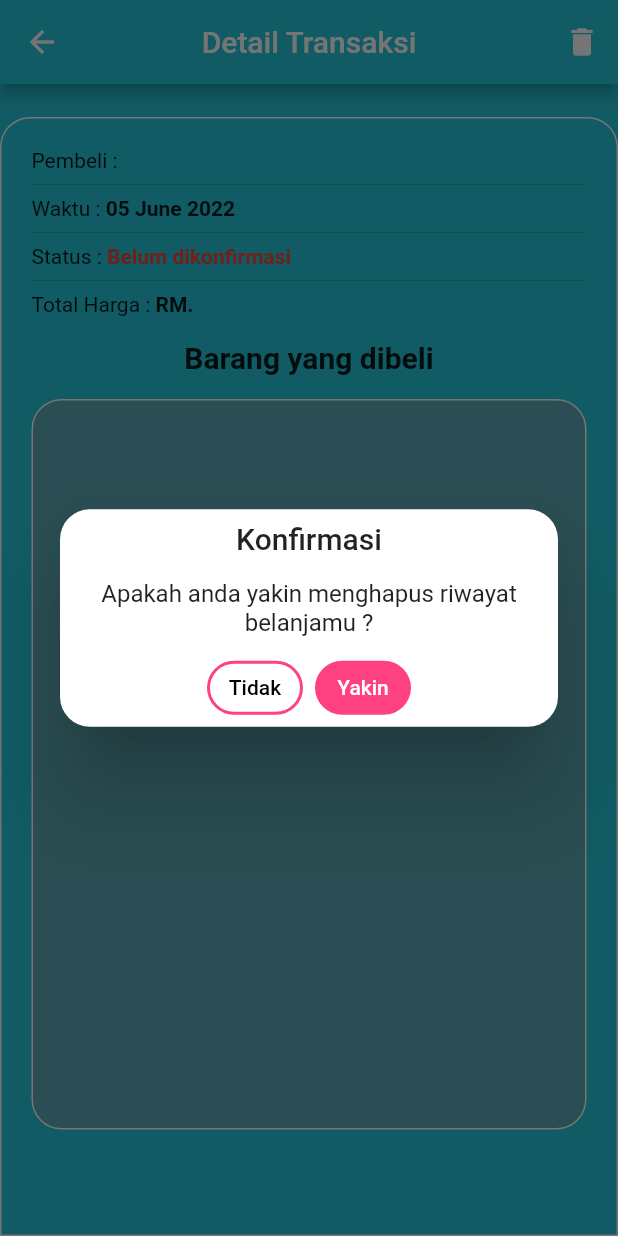
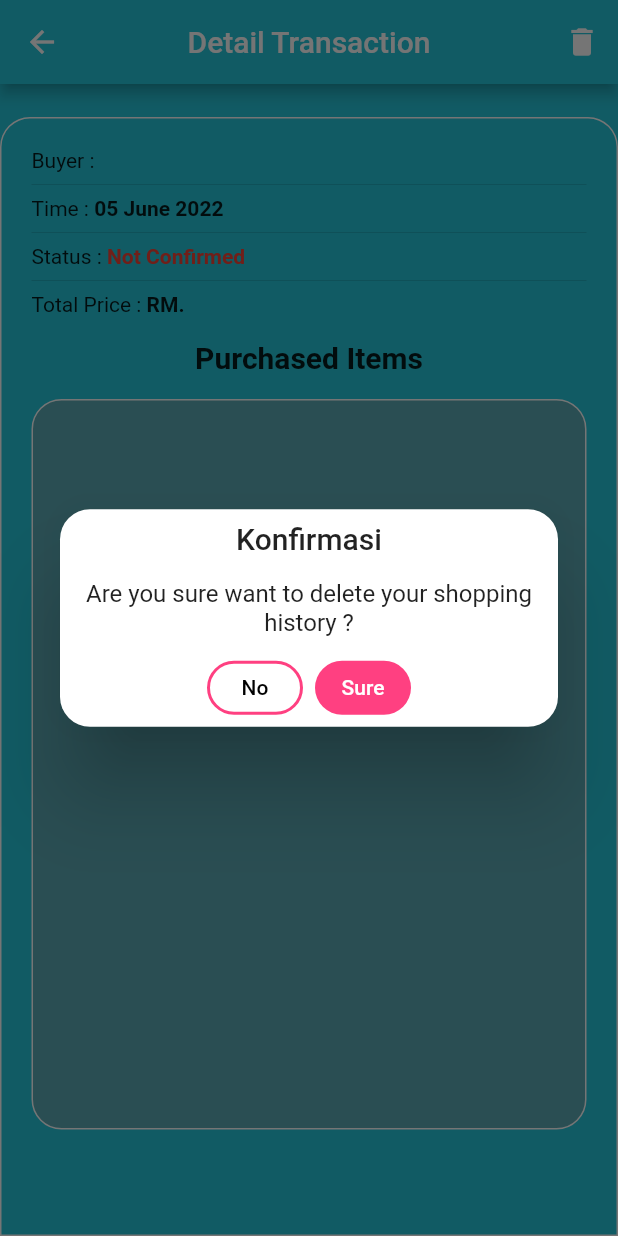
Before and after one commit to Hennoshin/gopharma, a Flutter app: the DetailHistoryTabPage screen opened directly with empty values, after a tap on the "delete" icon, on a phone screen of 412 x 824 dp. Run offline on Flutter 3.47's test engine with Material 2 defaults, Android fonts, the phone set to English and light mode, and no system bars; our stand-ins replace cloud_firestore, equatable, firebase_auth, firebase_core, firebase_storage, get and 2 more; accounts and stored records are empty.

Commit message:
sprint 3 update

```diff
--- a/lib/screens/admin/controller/konfirmasi_pembelian_controller.dart
+++ b/lib/screens/admin/controller/konfirmasi_pembelian_controller.dart
@@ -23,12 +23,12 @@ class KonfirmasiPembelianController extends GetxController{
           return false;
         },
         barrierDismissible: false,
-        title: 'Berhasil',
+        title: 'Success',
         buttonColor: Colors.pinkAccent,
         confirmTextColor: Colors.white,
         middleText:
-        "Pembayaran telah dikonfirmasi",
-        textConfirm: "Lanjutkan",
+        "Payment has been confirmed",
+        textConfirm: "Continue",
         onConfirm: () {
           Get.back();
           Get.back();
@@ -41,8 +41,8 @@ class KonfirmasiPembelianController extends GetxController{
           backgroundColor: Colors.red,
           title: 'Gagal',
           middleText:
-        "Pembayaran gagal dikonfirmasi, error $error",
-        textConfirm: "Mengerti",
+          "Payment failed to confirmed, error $error",
+          textConfirm: "Understand",
           buttonColor: Colors.pinkAccent.shade400,
           confirmTextColor: Colors.white
       );
--- a/lib/screens/admin/detail_riwayat_transaksi_page.dart
+++ b/lib/screens/admin/detail_riwayat_transaksi_page.dart
@@ -26,7 +26,7 @@ class _DetailRiwayatTransaksiPageState extends State<DetailRiwayatTransaksiPage>
         iconTheme: IconThemeData(color: Colors.white),
         backgroundColor: Colors.pink.shade400,
         title: const Text(
-          'Detail Transaksi',
+          'Detail Transaction',
         ),
         centerTitle: true,
         actions: [
@@ -34,9 +34,9 @@ class _DetailRiwayatTransaksiPageState extends State<DetailRiwayatTransaksiPage>
               onPressed: () {
                 Get.defaultDialog(
                     middleText:
-                    "Apakah anda yakin menghapus riwayat transaksi ?",
-                    textConfirm: "Yakin",
-                    textCancel: "Tidak",
+                    "Are you sure want to delete history transaction ?",
+                    textConfirm: "Sure",
+                    textCancel: "No",
                     title: 'Konfirmasi',
                     buttonColor: Colors.pinkAccent,
                     confirmTextColor: Colors.white,
@@ -63,7 +63,7 @@ class _DetailRiwayatTransaksiPageState extends State<DetailRiwayatTransaksiPage>
             Row(
               children: [
                 const Text(
-                  "Pembeli : ",
+                  "Buyer : ",
                 ),
                 Text(
                   "${widget.transaksi['pembeli']['nama'] == '' ? widget.transaksi['pembeli']['email'] : widget.transaksi['pembeli']['nama']}",
@@ -75,7 +75,7 @@ class _DetailRiwayatTransaksiPageState extends State<DetailRiwayatTransaksiPage>
             Row(
               children: [
                 const Text(
-                  "Waktu : ",
+                  "Time : ",
                 ),
                 Text(
                   DateFormat('dd MMMM yyyy')
@@ -92,8 +92,8 @@ class _DetailRiwayatTransaksiPageState extends State<DetailRiwayatTransaksiPage>
                 ),
                 Text(
                   widget.transaksi['konfirmasi'] == true
-                      ? 'Sudah dikonfirmasi'
-                      : 'Belum dikonfirmasi',
+                      ? 'Confirmed'
+                      : 'Not Confirmed',
                   style: TextStyle(
                       fontWeight: FontWeight.bold,
                       color: widget.transaksi['konfirmasi'] == true
@@ -106,7 +106,7 @@ class _DetailRiwayatTransaksiPageState extends State<DetailRiwayatTransaksiPage>
             Row(
               children: [
                 const Text(
-                  "Total Harga : ",
+                  "Total Price : ",
                 ),
                 Text(
                   'RM. ' + widget.transaksi['total_harga'].toString(),
@@ -119,7 +119,7 @@ class _DetailRiwayatTransaksiPageState extends State<DetailRiwayatTransaksiPage>
             ),
             const Center(
               child: Text(
-                "Barang yang dibeli",
+                "Purchased Item",
                 style: TextStyle(fontWeight: FontWeight.bold, fontSize: 20),
               ),
             ),
--- a/lib/screens/admin/konfirmasi_pembelian_page.dart
+++ b/lib/screens/admin/konfirmasi_pembelian_page.dart
@@ -39,7 +39,7 @@ class _KonfirmasiPembayaranPageState extends State<KonfirmasiPembayaranPage> {
             builder:
                 (BuildContext context, AsyncSnapshot<QuerySnapshot> snapshot) {
               if(!snapshot.hasData) {
-                return Center(child: Text("kosong"));
+                return Center(child: Text("Empty"));
               }
               if (snapshot.hasError) {
                 return Text('Something went wrong');
@@ -57,8 +57,8 @@ class _KonfirmasiPembayaranPageState extends State<KonfirmasiPembayaranPage> {
                       List<QueryDocumentSnapshot<Map<String, dynamic>>>>(
                       future: konfirmasiPembayaran.getTransaksi(),
                       builder: (ctx, trf) {
-                        if (!trf.hasData) return Center(child: Text("kosong"));
-                        if (trf.data!.isEmpty) return Center(child: Text("kosong"));
+                        if (!trf.hasData) return Center(child: Text("Empty"));
+                        if (trf.data!.isEmpty) return Center(child: Text("Emppty"));
                         return Column(
                           children: trf.data!.map((e) {
                             Map<String, dynamic> data = e.data();
--- a/lib/screens/home/cart_tab.dart
+++ b/lib/screens/home/cart_tab.dart
@@ -40,10 +40,10 @@ class _CartTabState extends State<CartTab> {
                   onTap: () {
                     Get.defaultDialog(
                         middleText:
-                                  "Apakah anda yakin dengan pesananmu ?",
-                              textConfirm: "Yakin",
-                              textCancel: "Tidak",
-                              title: 'Konfirmasi',
+                        "Are you sure about your order ?",
+                        textConfirm: "Sure",
+                        textCancel: "No",
+                        title: 'Confirm',
                         buttonColor: Colors.pinkAccent,
                         confirmTextColor: Colors.white,
                         cancelTextColor: Colors.black,
--- a/lib/screens/home/controller/carttab_controller.dart
+++ b/lib/screens/home/controller/carttab_controller.dart
@@ -19,7 +19,7 @@ class CartController extends GetxController {
   }
 
   void totalHargas(){
-    print('hitung harga');
+    print('calculated price');
     totalHarga.value=0;
     for (var element in listBarangs) {
       totalHarga += element['total_harga'];
@@ -33,16 +33,16 @@ class CartController extends GetxController {
 
     try{
       await transaksi.add(data).then((value){
-        Get.snackbar("Info", 'Konfirmasi pembelian dikirim silahkan melakukan pembayaran cash',
+        Get.snackbar("Info", 'Purchase confirmation sent please make a cash payment',
             backgroundColor: Colors.white);
         listBarangs.clear();
       }).catchError((error){
-        Get.snackbar("Error", 'Konfirmasi pembelian gagal dikirim, error $error"',
+        Get.snackbar("Error", 'Purchased confirmation failed to send, error $error"',
             colorText: Colors.white,
             backgroundColor: Colors.red);
       });
     }catch(e){
-      Get.snackbar("Error", 'Konfirmasi pembelian gagal dikirim, error $e"',
+      Get.snackbar("Error", 'Purchase confirmation failed to send, error $e"',
           colorText: Colors.white,
           backgroundColor: Colors.red);
     }
--- a/lib/screens/home/controller/historytab_controller.dart
+++ b/lib/screens/home/controller/historytab_controller.dart
@@ -5,11 +5,11 @@ import 'package:gopharma/controller/user_controller.dart';
 
 class HistoryTabController extends GetxController {
   final Stream<QuerySnapshot> transaksi =
-      FirebaseFirestore.instance.collection('transaksi').snapshots();
+  FirebaseFirestore.instance.collection('transaksi').snapshots();
   final UserController user = Get.find<UserController>();
 
   Future<List<QueryDocumentSnapshot<Map<String, dynamic>>>>
-      getTransaksi() async {
+  getTransaksi() async {
     var data = await FirebaseFirestore.instance
         .collection("transaksi")
         .orderBy('waktu', descending: true)
@@ -25,11 +25,11 @@ class HistoryTabController extends GetxController {
           .doc(id)
           .delete()
           .then((value) => Get.snackbar(
-              'Info', 'Berhasil menghapus riwayat belanja',
-              backgroundColor: Colors.white))
+          'Info', 'Successfully deleted shopping history',
+          backgroundColor: Colors.white))
           .catchError((error) => Get.snackbar(
-              'Gagal', 'Gagal menghapus riwayat belanja',
-              backgroundColor:  Colors.red, colorText: Colors.white));
+          'Failed', 'Failed deleted shopping history',
+          backgroundColor:  Colors.red, colorText: Colors.white));
     } catch (error) {
       Get.snackbar('Error', 'Gagal $error', backgroundColor: Colors.red, colorText: Colors.white);
     }
--- a/lib/screens/home/controller/hometab_controller.dart
+++ b/lib/screens/home/controller/hometab_controller.dart
@@ -55,7 +55,7 @@ class HomeTabController extends GetxController {
 
       if (data.isNotEmpty) {
         for (int i = 0; i < cart.listBarangs.length; i++) {
-          print("cek barang");
+          print("Check Items");
           // print(cart.listBarangs[i]);
           // print(barang);
           // print(cart.listBarangs.value[i] == barang);
@@ -65,7 +65,7 @@ class HomeTabController extends GetxController {
           // print(cart.listBarangs.value[i]['kode'] == barang['kode']);
 
           if (cart.listBarangs.value[i]['id'] == modelBarang.id) {
-            print("update barang");
+            print("update items");
 
             cart.listBarangs[i]['jumlah'] = cart.listBarangs[i]['jumlah'] + 1;
             cart.listBarangs[i]['total_harga'] =
@@ -86,7 +86,7 @@ class HomeTabController extends GetxController {
       }
     }
 
-    print("lihat list barang : " + cart.listBarangs.value.toString());
+    print("View item list : " + cart.listBarangs.value.toString());
     cart.listBarangs.refresh();
     cart.myBasket.refresh();
     cart.totalBarangs();
@@ -95,7 +95,7 @@ class HomeTabController extends GetxController {
     if (Get.isSnackbarOpen) {
       Get.closeAllSnackbars();
     }
-    Get.snackbar("Info", 'Berhasil masuk keranjang',
+    Get.snackbar("Info", 'Successfully added to cart',
         backgroundColor: Colors.white);
   }
 }
--- a/lib/screens/home/detail_historytab_page.dart
+++ b/lib/screens/home/detail_historytab_page.dart
@@ -26,7 +26,7 @@ class _DetailHistoryTabPageState extends State<DetailHistoryTabPage> {
         iconTheme: IconThemeData(color: Colors.white),
         backgroundColor: Colors.cyan.shade400,
         title: const Text(
-          'Detail Transaksi',
+          'Detail Transaction',
         ),
         centerTitle: true,
         actions: [
@@ -34,9 +34,9 @@ class _DetailHistoryTabPageState extends State<DetailHistoryTabPage> {
               onPressed: () {
                 Get.defaultDialog(
                     middleText:
-                        "Apakah anda yakin menghapus riwayat belanjamu ?",
-                    textConfirm: "Yakin",
-                    textCancel: "Tidak",
+                    "Are you sure want to delete your shopping history ?",
+                    textConfirm: "Sure",
+                    textCancel: "No",
                     title: 'Konfirmasi',
                     buttonColor: Colors.pinkAccent,
                     confirmTextColor: Colors.white,
@@ -63,7 +63,7 @@ class _DetailHistoryTabPageState extends State<DetailHistoryTabPage> {
             Row(
               children: [
                 const Text(
-                  "Pembeli : ",
+                  "Buyer : ",
                 ),
                 Text(
                   "${widget.transaksi['pembeli']['nama'] == '' ? widget.transaksi['pembeli']['email'] : widget.transaksi['pembeli']['nama']}",
@@ -75,7 +75,7 @@ class _DetailHistoryTabPageState extends State<DetailHistoryTabPage> {
             Row(
               children: [
                 const Text(
-                  "Waktu : ",
+                  "Time : ",
                 ),
                 Text(
                   DateFormat('dd MMMM yyyy')
@@ -92,8 +92,8 @@ class _DetailHistoryTabPageState extends State<DetailHistoryTabPage> {
                 ),
                 Text(
                   widget.transaksi['konfirmasi'] == true
-                      ? 'Sudah dikonfirmasi'
-                      : 'Belum dikonfirmasi',
+                      ? 'Confirmed'
+                      : 'Not Confirmed',
                   style: TextStyle(
                       fontWeight: FontWeight.bold,
                       color: widget.transaksi['konfirmasi'] == true
@@ -106,7 +106,7 @@ class _DetailHistoryTabPageState extends State<DetailHistoryTabPage> {
             Row(
               children: [
                 const Text(
-                  "Total Harga : ",
+                  "Total Price : ",
                 ),
                 Text(
                   'RM. ' + widget.transaksi['total_harga'].toString(),
@@ -119,7 +119,7 @@ class _DetailHistoryTabPageState extends State<DetailHistoryTabPage> {
             ),
             const Center(
               child: Text(
-                "Barang yang dibeli",
+                "Purchased Items",
                 style: TextStyle(fontWeight: FontWeight.bold, fontSize: 20),
               ),
             ),
@@ -135,7 +135,7 @@ class _DetailHistoryTabPageState extends State<DetailHistoryTabPage> {
                 child: ListView.separated(
                   itemCount: widget.transaksi['barangs'].length,
                   separatorBuilder: (ctx, index) =>
-                      const Divider(color: Colors.white),
+                  const Divider(color: Colors.white),
                   itemBuilder: (ctx, index) => ListTile(
                     title: Text(
                       widget.transaksi['barangs'][index]['nama'],
--- a/lib/screens/home/history_tab.dart
+++ b/lib/screens/home/history_tab.dart
@@ -33,7 +33,7 @@ class _HistoryTabState extends State<HistoryTab> {
           builder:
               (BuildContext context, AsyncSnapshot<QuerySnapshot> snapshot) {
             if (!snapshot.hasData) {
-              return const Center(child: Text("kosong"));
+              return const Center(child: Text("empty"));
             }
             if (snapshot.hasError) {
               return const Text('Something went wrong');
@@ -43,7 +43,7 @@ class _HistoryTabState extends State<HistoryTab> {
               return const Text("Loading");
             }
             if (snapshot.data!.docs.isEmpty) {
-              return const Center(child: Text("kosong"));
+              return const Center(child: Text("empty"));
             }
             return SingleChildScrollView(
               child: Column(
@@ -51,9 +51,9 @@ class _HistoryTabState extends State<HistoryTab> {
                   const Align(
                       alignment: Alignment.centerLeft,
                       child: Text(
-                        "Daftar Belanja",
+                        "Shopping List",
                         style:
-                            TextStyle(fontWeight: FontWeight.bold, fontSize: 20),
+                        TextStyle(fontWeight: FontWeight.bold, fontSize: 20),
                       )),
                   ListView.builder(
                     itemCount: snapshot.data!.docs.isEmpty ? 0 : 1,
@@ -61,17 +61,17 @@ class _HistoryTabState extends State<HistoryTab> {
                     physics: const NeverScrollableScrollPhysics(),
                     itemBuilder: (ctx, int) {
                       return FutureBuilder<
-                              List<QueryDocumentSnapshot<Map<String, dynamic>>>>(
+                          List<QueryDocumentSnapshot<Map<String, dynamic>>>>(
                           future: historyC.getTransaksi(),
                           builder: (ctx, trf) {
                             if (!trf.hasData)
-                              return Center(child: Text("kosong"));
+                              return Center(child: Text("empty"));
                             return Column(
                               children: trf.data!.map((e) {
                                 Map<String, dynamic> data = e.data();
                                 var date = data['waktu'].toDate();
                                 String format =
-                                    DateFormat('dd MMMM yyyy').format(date);
+                                DateFormat('dd MMMM yyyy').format(date);
 
                                 return Column(
                                   mainAxisSize: MainAxisSize.min,
@@ -94,8 +94,8 @@ class _HistoryTabState extends State<HistoryTab> {
                                       ),
                                       subtitle: Text(
                                         data['konfirmasi'] == true
-                                            ? 'Sudah dikonfirmasi'
-                                            : 'Belum dikonfirmasi',
+                                            ? 'Confirmed'
+                                            : 'Not Confirmed',
                                         style: TextStyle(
                                             color: data['konfirmasi'] == true
                                                 ? Colors.white
```
Lines whose indentation alone changed are shown as unchanged.
